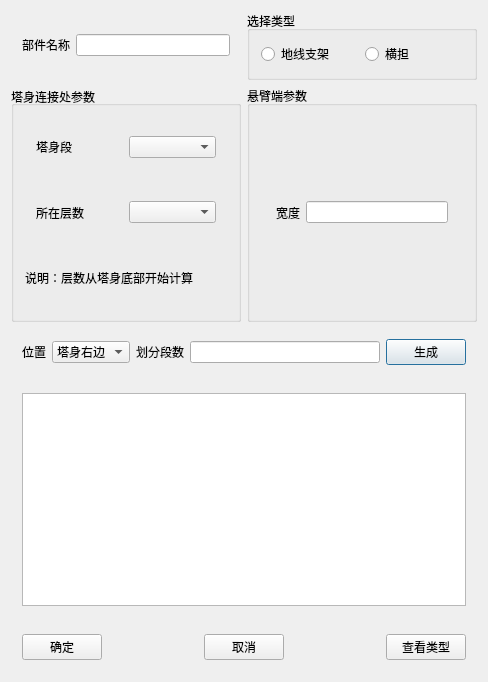
Old version of the form TW/T_CrossArm.ui in the repository Shixuku/Tower-Visual.
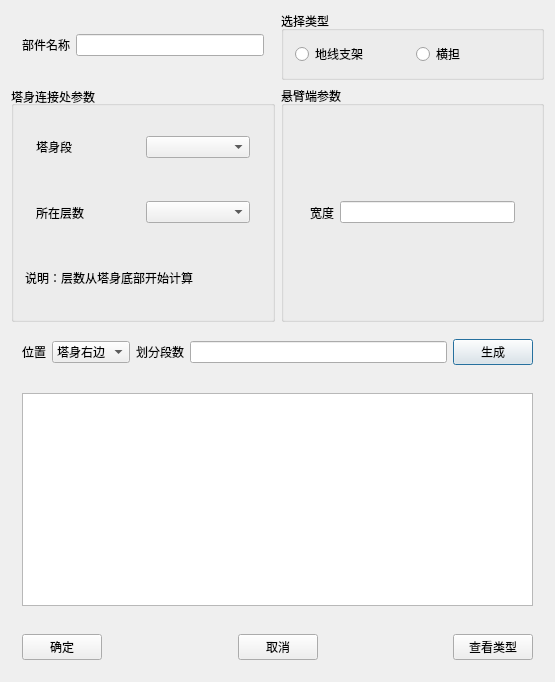
New version of the form.

```diff
--- a/TW/T_CrossArm.ui
+++ b/TW/T_CrossArm.ui
@@ -6,7 +6,7 @@
    <rect>
     <x>0</x>
     <y>0</y>
-    <width>488</width>
+    <width>555</width>
     <height>682</height>
    </rect>
   </property>
```
